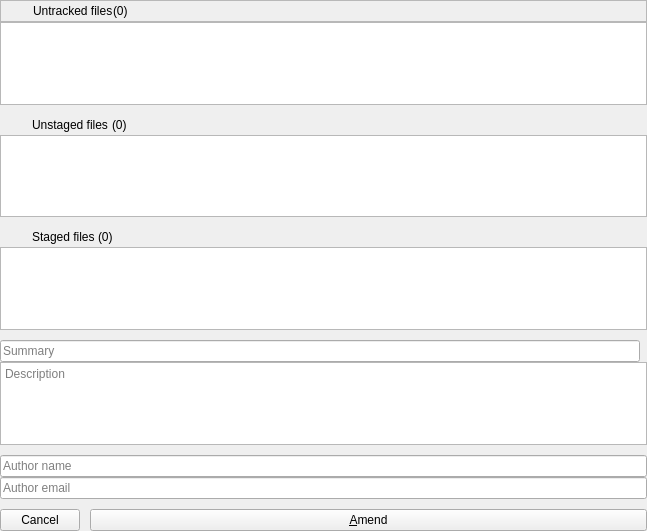
Before: the Qt Designer form src/commits/CommitChangesWidget.ui in francescmm/GitQlient, drawn with Qt 5.
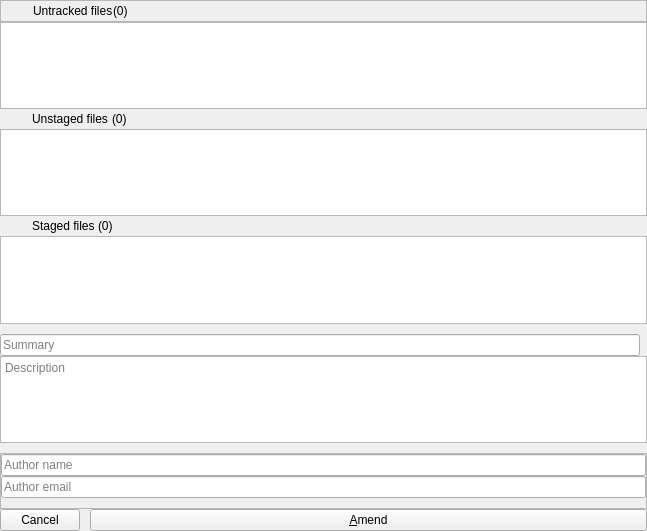
After: the same form once the commit is applied. Icons and pictures are not drawn. Custom widgets are drawn as their Qt base class.

Commit message: Fixing styles after refactor of compl. widgets

The edit to the form file:
```diff
--- a/src/commits/CommitChangesWidget.ui
+++ b/src/commits/CommitChangesWidget.ui
@@ -33,341 +33,7 @@
    <property name="spacing">
     <number>0</number>
    </property>
-   <item row="12" column="1" colspan="2">
-    <widget class="QLineEdit" name="leAuthorName">
-     <property name="placeholderText">
-      <string>Author name</string>
-     </property>
-    </widget>
-   </item>
-   <item row="13" column="1" colspan="2">
-    <widget class="QLineEdit" name="leAuthorEmail">
-     <property name="placeholderText">
-      <string>Author email</string>
-     </property>
-    </widget>
-   </item>
-   <item row="5" column="1">
-    <spacer name="verticalSpacer_3">
-     <property name="orientation">
-      <enum>Qt::Vertical</enum>
-     </property>
-     <property name="sizeType">
-      <enum>QSizePolicy::Fixed</enum>
-     </property>
-     <property name="sizeHint" stdset="0">
-      <size>
-       <width>20</width>
-       <height>10</height>
-      </size>
-     </property>
-    </spacer>
-   </item>
-   <item row="6" column="1" colspan="2">
-    <widget class="QFrame" name="stagedFiles">
-     <layout class="QHBoxLayout" name="horizontalLayout">
-      <property name="spacing">
-       <number>0</number>
-      </property>
-      <property name="leftMargin">
-       <number>0</number>
-      </property>
-      <property name="topMargin">
-       <number>0</number>
-      </property>
-      <property name="rightMargin">
-       <number>0</number>
-      </property>
-      <property name="bottomMargin">
-       <number>0</number>
-      </property>
-      <item>
-       <spacer name="horizontalSpacer_4">
-        <property name="orientation">
-         <enum>Qt::Horizontal</enum>
-        </property>
-        <property name="sizeType">
-         <enum>QSizePolicy::Fixed</enum>
-        </property>
-        <property name="sizeHint" stdset="0">
-         <size>
-          <width>15</width>
-          <height>20</height>
-         </size>
-        </property>
-       </spacer>
-      </item>
-      <item>
-       <widget class="QLabel" name="stagedFilesIcon">
-        <property name="text">
-         <string/>
-        </property>
-       </widget>
-      </item>
-      <item>
-       <spacer name="horizontalSpacer_5">
-        <property name="orientation">
-         <enum>Qt::Horizontal</enum>
-        </property>
-        <property name="sizeType">
-         <enum>QSizePolicy::Fixed</enum>
-        </property>
-        <property name="sizeHint" stdset="0">
-         <size>
-          <width>10</width>
-          <height>20</height>
-         </size>
-        </property>
-       </spacer>
-      </item>
-      <item>
-       <widget class="QLabel" name="label_2">
-        <property name="text">
-         <string>Staged files </string>
-        </property>
-       </widget>
-      </item>
-      <item>
-       <widget class="QLabel" name="lStagedCount">
-        <property name="text">
-         <string>(0)</string>
-        </property>
-       </widget>
-      </item>
-      <item>
-       <spacer name="horizontalSpacer">
-        <property name="orientation">
-         <enum>Qt::Horizontal</enum>
-        </property>
-        <property name="sizeHint" stdset="0">
-         <size>
-          <width>40</width>
-          <height>20</height>
-         </size>
-        </property>
-       </spacer>
-      </item>
-     </layout>
-    </widget>
-   </item>
-   <item row="1" column="1" colspan="2">
-    <widget class="UntrackedFilesList" name="untrackedFilesList">
-     <property name="contextMenuPolicy">
-      <enum>Qt::CustomContextMenu</enum>
-     </property>
-     <property name="horizontalScrollBarPolicy">
-      <enum>Qt::ScrollBarAsNeeded</enum>
-     </property>
-    </widget>
-   </item>
-   <item row="14" column="1">
-    <spacer name="verticalSpacer">
-     <property name="orientation">
-      <enum>Qt::Vertical</enum>
-     </property>
-     <property name="sizeType">
-      <enum>QSizePolicy::Fixed</enum>
-     </property>
-     <property name="sizeHint" stdset="0">
-      <size>
-       <width>20</width>
-       <height>10</height>
-      </size>
-     </property>
-    </spacer>
-   </item>
-   <item row="9" column="1">
-    <widget class="QLineEdit" name="leCommitTitle">
-     <property name="placeholderText">
-      <string>Summary</string>
-     </property>
-    </widget>
-   </item>
-   <item row="7" column="1" colspan="2">
-    <widget class="StagedFilesList" name="stagedFilesList">
-     <property name="contextMenuPolicy">
-      <enum>Qt::CustomContextMenu</enum>
-     </property>
-     <property name="horizontalScrollBarPolicy">
-      <enum>Qt::ScrollBarAsNeeded</enum>
-     </property>
-    </widget>
-   </item>
-   <item row="11" column="1">
-    <spacer name="verticalSpacer_4">
-     <property name="orientation">
-      <enum>Qt::Vertical</enum>
-     </property>
-     <property name="sizeType">
-      <enum>QSizePolicy::Fixed</enum>
-     </property>
-     <property name="sizeHint" stdset="0">
-      <size>
-       <width>20</width>
-       <height>10</height>
-      </size>
-     </property>
-    </spacer>
-   </item>
-   <item row="10" column="1" colspan="2">
-    <widget class="QTextEdit" name="teDescription">
-     <property name="lineWrapMode">
-      <enum>QTextEdit::WidgetWidth</enum>
-     </property>
-     <property name="readOnly">
-      <bool>false</bool>
-     </property>
-     <property name="acceptRichText">
-      <bool>false</bool>
-     </property>
-     <property name="placeholderText">
-      <string>Description</string>
-     </property>
-    </widget>
-   </item>
-   <item row="0" column="1" colspan="2">
-    <widget class="QFrame" name="untrackedFiles">
-     <property name="frameShape">
-      <enum>QFrame::StyledPanel</enum>
-     </property>
-     <property name="frameShadow">
-      <enum>QFrame::Raised</enum>
-     </property>
-     <layout class="QHBoxLayout" name="horizontalLayout_2">
-      <property name="spacing">
-       <number>0</number>
-      </property>
-      <property name="leftMargin">
-       <number>0</number>
-      </property>
-      <property name="topMargin">
-       <number>0</number>
-      </property>
-      <property name="rightMargin">
-       <number>0</number>
-      </property>
-      <property name="bottomMargin">
-       <number>0</number>
-      </property>
-      <item>
-       <spacer name="horizontalSpacer_7">
-        <property name="orientation">
-         <enum>Qt::Horizontal</enum>
-        </property>
-        <property name="sizeType">
-         <enum>QSizePolicy::Fixed</enum>
-        </property>
-        <property name="sizeHint" stdset="0">
-         <size>
-          <width>15</width>
-          <height>20</height>
-         </size>
-        </property>
-       </spacer>
-      </item>
-      <item>
-       <widget class="QLabel" name="untrackedFilesIcon">
-        <property name="text">
-         <string/>
-        </property>
-       </widget>
-      </item>
-      <item>
-       <spacer name="horizontalSpacer_8">
-        <property name="orientation">
-         <enum>Qt::Horizontal</enum>
-        </property>
-        <property name="sizeType">
-         <enum>QSizePolicy::Fixed</enum>
-        </property>
-        <property name="sizeHint" stdset="0">
-         <size>
-          <width>10</width>
-          <height>20</height>
-         </size>
-        </property>
-       </spacer>
-      </item>
-      <item>
-       <widget class="QLabel" name="label_3">
-        <property name="text">
-         <string>Untracked files</string>
-        </property>
-       </widget>
-      </item>
-      <item>
-       <widget class="QLabel" name="lUntrackedCount">
-        <property name="text">
-         <string>(0)</string>
-        </property>
-       </widget>
-      </item>
-      <item>
-       <spacer name="horizontalSpacer_9">
-        <property name="orientation">
-         <enum>Qt::Horizontal</enum>
-        </property>
-        <property name="sizeHint" stdset="0">
-         <size>
-          <width>40</width>
-          <height>20</height>
-         </size>
-        </property>
-       </spacer>
-      </item>
-     </layout>
-    </widget>
-   </item>
-   <item row="2" column="1">
-    <spacer name="verticalSpacer_5">
-     <property name="orientation">
-      <enum>Qt::Vertical</enum>
-     </property>
-     <property name="sizeType">
-      <enum>QSizePolicy::Fixed</enum>
-     </property>
-     <property name="sizeHint" stdset="0">
-      <size>
-       <width>20</width>
-       <height>10</height>
-      </size>
-     </property>
-    </spacer>
-   </item>
-   <item row="8" column="1">
-    <spacer name="verticalSpacer_2">
-     <property name="orientation">
-      <enum>Qt::Vertical</enum>
-     </property>
-     <property name="sizeType">
-      <enum>QSizePolicy::Fixed</enum>
-     </property>
-     <property name="sizeHint" stdset="0">
-      <size>
-       <width>20</width>
-       <height>10</height>
-      </size>
-     </property>
-    </spacer>
-   </item>
-   <item row="9" column="2">
-    <widget class="QLabel" name="lCounter">
-     <property name="text">
-      <string/>
-     </property>
-    </widget>
-   </item>
-   <item row="4" column="1" colspan="2">
-    <widget class="QListWidget" name="unstagedFilesList">
-     <property name="contextMenuPolicy">
-      <enum>Qt::CustomContextMenu</enum>
-     </property>
-     <property name="horizontalScrollBarPolicy">
-      <enum>Qt::ScrollBarAsNeeded</enum>
-     </property>
-    </widget>
-   </item>
-   <item row="3" column="1" colspan="2">
+   <item row="2" column="1" colspan="2">
     <widget class="QFrame" name="unstagedFiles">
      <layout class="QHBoxLayout" name="horizontalLayout_3">
       <property name="spacing">
@@ -487,6 +153,335 @@
      </item>
     </layout>
    </item>
+   <item row="5" column="1" colspan="2">
+    <widget class="StagedFilesList" name="stagedFilesList">
+     <property name="contextMenuPolicy">
+      <enum>Qt::CustomContextMenu</enum>
+     </property>
+     <property name="horizontalScrollBarPolicy">
+      <enum>Qt::ScrollBarAsNeeded</enum>
+     </property>
+    </widget>
+   </item>
+   <item row="0" column="1" colspan="2">
+    <widget class="QFrame" name="untrackedFiles">
+     <property name="frameShape">
+      <enum>QFrame::StyledPanel</enum>
+     </property>
+     <property name="frameShadow">
+      <enum>QFrame::Raised</enum>
+     </property>
+     <layout class="QHBoxLayout" name="horizontalLayout_2">
+      <property name="spacing">
+       <number>0</number>
+      </property>
+      <property name="leftMargin">
+       <number>0</number>
+      </property>
+      <property name="topMargin">
+       <number>0</number>
+      </property>
+      <property name="rightMargin">
+       <number>0</number>
+      </property>
+      <property name="bottomMargin">
+       <number>0</number>
+      </property>
+      <item>
+       <spacer name="horizontalSpacer_7">
+        <property name="orientation">
+         <enum>Qt::Horizontal</enum>
+        </property>
+        <property name="sizeType">
+         <enum>QSizePolicy::Fixed</enum>
+        </property>
+        <property name="sizeHint" stdset="0">
+         <size>
+          <width>15</width>
+          <height>20</height>
+         </size>
+        </property>
+       </spacer>
+      </item>
+      <item>
+       <widget class="QLabel" name="untrackedFilesIcon">
+        <property name="text">
+         <string/>
+        </property>
+       </widget>
+      </item>
+      <item>
+       <spacer name="horizontalSpacer_8">
+        <property name="orientation">
+         <enum>Qt::Horizontal</enum>
+        </property>
+        <property name="sizeType">
+         <enum>QSizePolicy::Fixed</enum>
+        </property>
+        <property name="sizeHint" stdset="0">
+         <size>
+          <width>10</width>
+          <height>20</height>
+         </size>
+        </property>
+       </spacer>
+      </item>
+      <item>
+       <widget class="QLabel" name="label_3">
+        <property name="text">
+         <string>Untracked files</string>
+        </property>
+       </widget>
+      </item>
+      <item>
+       <widget class="QLabel" name="lUntrackedCount">
+        <property name="text">
+         <string>(0)</string>
+        </property>
+       </widget>
+      </item>
+      <item>
+       <spacer name="horizontalSpacer_9">
+        <property name="orientation">
+         <enum>Qt::Horizontal</enum>
+        </property>
+        <property name="sizeHint" stdset="0">
+         <size>
+          <width>40</width>
+          <height>20</height>
+         </size>
+        </property>
+       </spacer>
+      </item>
+     </layout>
+    </widget>
+   </item>
+   <item row="9" column="1">
+    <spacer name="verticalSpacer_4">
+     <property name="orientation">
+      <enum>Qt::Vertical</enum>
+     </property>
+     <property name="sizeType">
+      <enum>QSizePolicy::Fixed</enum>
+     </property>
+     <property name="sizeHint" stdset="0">
+      <size>
+       <width>20</width>
+       <height>10</height>
+      </size>
+     </property>
+    </spacer>
+   </item>
+   <item row="7" column="1">
+    <widget class="QLineEdit" name="leCommitTitle">
+     <property name="placeholderText">
+      <string>Summary</string>
+     </property>
+    </widget>
+   </item>
+   <item row="10" column="1" colspan="2">
+    <widget class="QFrame" name="amendFrame">
+     <property name="frameShape">
+      <enum>QFrame::StyledPanel</enum>
+     </property>
+     <property name="frameShadow">
+      <enum>QFrame::Raised</enum>
+     </property>
+     <layout class="QVBoxLayout" name="verticalLayout">
+      <property name="spacing">
+       <number>0</number>
+      </property>
+      <property name="leftMargin">
+       <number>0</number>
+      </property>
+      <property name="topMargin">
+       <number>0</number>
+      </property>
+      <property name="rightMargin">
+       <number>0</number>
+      </property>
+      <property name="bottomMargin">
+       <number>0</number>
+      </property>
+      <item>
+       <widget class="QLineEdit" name="leAuthorName">
+        <property name="placeholderText">
+         <string>Author name</string>
+        </property>
+       </widget>
+      </item>
+      <item>
+       <widget class="QLineEdit" name="leAuthorEmail">
+        <property name="placeholderText">
+         <string>Author email</string>
+        </property>
+       </widget>
+      </item>
+      <item>
+       <spacer name="verticalSpacer">
+        <property name="orientation">
+         <enum>Qt::Vertical</enum>
+        </property>
+        <property name="sizeType">
+         <enum>QSizePolicy::Fixed</enum>
+        </property>
+        <property name="sizeHint" stdset="0">
+         <size>
+          <width>20</width>
+          <height>10</height>
+         </size>
+        </property>
+       </spacer>
+      </item>
+     </layout>
+    </widget>
+   </item>
+   <item row="7" column="2">
+    <widget class="QLabel" name="lCounter">
+     <property name="text">
+      <string/>
+     </property>
+    </widget>
+   </item>
+   <item row="1" column="1" colspan="2">
+    <widget class="UntrackedFilesList" name="untrackedFilesList">
+     <property name="contextMenuPolicy">
+      <enum>Qt::CustomContextMenu</enum>
+     </property>
+     <property name="horizontalScrollBarPolicy">
+      <enum>Qt::ScrollBarAsNeeded</enum>
+     </property>
+    </widget>
+   </item>
+   <item row="4" column="1" colspan="2">
+    <widget class="QFrame" name="stagedFiles">
+     <layout class="QHBoxLayout" name="horizontalLayout">
+      <property name="spacing">
+       <number>0</number>
+      </property>
+      <property name="leftMargin">
+       <number>0</number>
+      </property>
+      <property name="topMargin">
+       <number>0</number>
+      </property>
+      <property name="rightMargin">
+       <number>0</number>
+      </property>
+      <property name="bottomMargin">
+       <number>0</number>
+      </property>
+      <item>
+       <spacer name="horizontalSpacer_4">
+        <property name="orientation">
+         <enum>Qt::Horizontal</enum>
+        </property>
+        <property name="sizeType">
+         <enum>QSizePolicy::Fixed</enum>
+        </property>
+        <property name="sizeHint" stdset="0">
+         <size>
+          <width>15</width>
+          <height>20</height>
+         </size>
+        </property>
+       </spacer>
+      </item>
+      <item>
+       <widget class="QLabel" name="stagedFilesIcon">
+        <property name="text">
+         <string/>
+        </property>
+       </widget>
+      </item>
+      <item>
+       <spacer name="horizontalSpacer_5">
+        <property name="orientation">
+         <enum>Qt::Horizontal</enum>
+        </property>
+        <property name="sizeType">
+         <enum>QSizePolicy::Fixed</enum>
+        </property>
+        <property name="sizeHint" stdset="0">
+         <size>
+          <width>10</width>
+          <height>20</height>
+         </size>
+        </property>
+       </spacer>
+      </item>
+      <item>
+       <widget class="QLabel" name="label_2">
+        <property name="text">
+         <string>Staged files </string>
+        </property>
+       </widget>
+      </item>
+      <item>
+       <widget class="QLabel" name="lStagedCount">
+        <property name="text">
+         <string>(0)</string>
+        </property>
+       </widget>
+      </item>
+      <item>
+       <spacer name="horizontalSpacer">
+        <property name="orientation">
+         <enum>Qt::Horizontal</enum>
+        </property>
+        <property name="sizeHint" stdset="0">
+         <size>
+          <width>40</width>
+          <height>20</height>
+         </size>
+        </property>
+       </spacer>
+      </item>
+     </layout>
+    </widget>
+   </item>
+   <item row="6" column="1">
+    <spacer name="verticalSpacer_2">
+     <property name="orientation">
+      <enum>Qt::Vertical</enum>
+     </property>
+     <property name="sizeType">
+      <enum>QSizePolicy::Fixed</enum>
+     </property>
+     <property name="sizeHint" stdset="0">
+      <size>
+       <width>20</width>
+       <height>10</height>
+      </size>
+     </property>
+    </spacer>
+   </item>
+   <item row="8" column="1" colspan="2">
+    <widget class="QTextEdit" name="teDescription">
+     <property name="lineWrapMode">
+      <enum>QTextEdit::WidgetWidth</enum>
+     </property>
+     <property name="readOnly">
+      <bool>false</bool>
+     </property>
+     <property name="acceptRichText">
+      <bool>false</bool>
+     </property>
+     <property name="placeholderText">
+      <string>Description</string>
+     </property>
+    </widget>
+   </item>
+   <item row="3" column="1" colspan="2">
+    <widget class="QListWidget" name="unstagedFilesList">
+     <property name="contextMenuPolicy">
+      <enum>Qt::CustomContextMenu</enum>
+     </property>
+     <property name="horizontalScrollBarPolicy">
+      <enum>Qt::ScrollBarAsNeeded</enum>
+     </property>
+    </widget>
+   </item>
   </layout>
  </widget>
  <layoutdefault spacing="6" margin="11"/>
```
Left out of the diff: 2 changed lines with no effect on the pictures. The commit also changes 5 other files.
